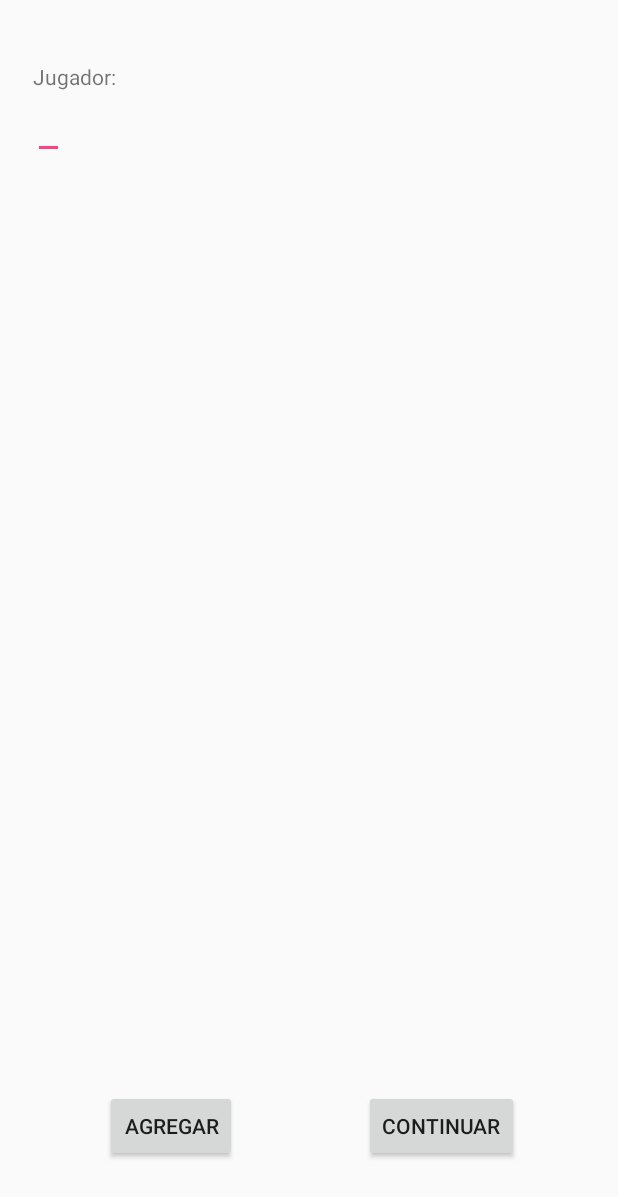
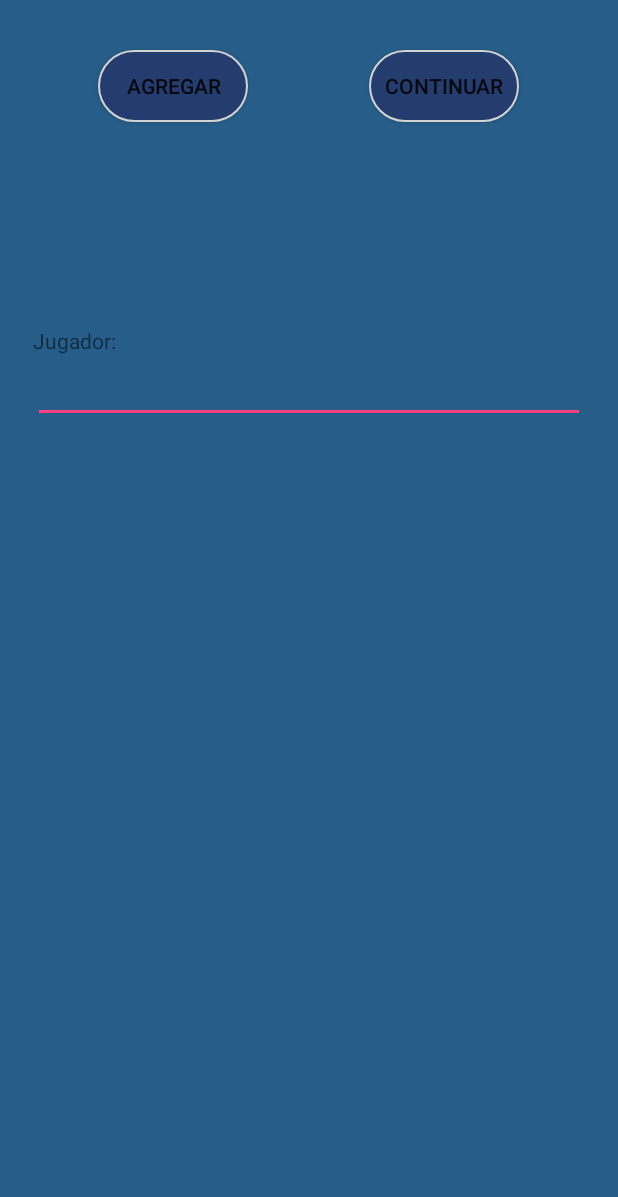
Before and after one commit to cvc23/Apistear, an Android app: the Players screen opened directly, with no data from a screen before it, on a phone screen of 412 x 824 dp. Shown: the top 1197 px of the screen. Run offline under Robolectric (Android 15) with nearby library versions, the phone set to English and light mode, and no system bars.

Commit message:
mejora de interfaz players

```diff
--- a/app/src/main/java/com/dg/apistear/Players.java
+++ b/app/src/main/java/com/dg/apistear/Players.java
@@ -124,13 +124,15 @@ public class Players extends AppCompatActivity implements InputFilter {
         ed.setSingleLine();
         ed.setFilters(new InputFilter[] {new InputFilter.LengthFilter(15)});
 
-        LinearLayout.LayoutParams params = new LinearLayout.LayoutParams(
-                LinearLayout.LayoutParams.WRAP_CONTENT, LinearLayout.LayoutParams.MATCH_PARENT);
-        params.weight = 1.0f;
-        ed.setLayoutParams(params);
+        LinearLayout.LayoutParams param = new LinearLayout.LayoutParams(
+                LinearLayout.LayoutParams.MATCH_PARENT,
+                LinearLayout.LayoutParams.MATCH_PARENT,
+                1.0f
+        );
+        ed.setLayoutParams(param);
         TextView tx= new TextView(this);
         tx.setText(getString(R.string.jugador)+": ");
-        tx.setLayoutParams(params);
+        tx.setLayoutParams(param);
         editTexts.add(ed);
         linear.addView(tx);
         linear.addView(ed);
--- a/app/src/main/res/drawable/border_button.xml
+++ b/app/src/main/res/drawable/menu_button.xml
@@ -13,5 +13,5 @@
 
     <corners
         android:bottomRightRadius="600px"
-        android:topRightRadius="300px"/>
+        android:topRightRadius="100px"/>
 </shape>
--- /dev/null
+++ b/app/src/main/res/drawable/player_button.xml
@@ -0,0 +1,17 @@
+<?xml version="1.0" encoding="utf-8"?>
+<shape xmlns:android="http://schemas.android.com/apk/res/android" android:shape="rectangle">
+    <solid android:color="@color/resolution_blue"/>
+
+
+    <stroke android:width="1dp"
+        android:color="@color/light_gray"/>
+
+    <padding android:left="1dp"
+        android:top="1dp"
+        android:right="1dp"
+        android:bottom="1dp"/>
+
+    <corners
+        android:radius="300dp"
+  />
+</shape>
--- a/app/src/main/res/layout/activity_players.xml
+++ b/app/src/main/res/layout/activity_players.xml
@@ -4,16 +4,17 @@
     xmlns:tools="http://schemas.android.com/tools"
     android:layout_width="match_parent"
     android:layout_height="match_parent"
+    android:background="@color/endeavour"
     tools:context="com.dg.apistear.Players">
 
     <ScrollView
         android:layout_width="368dp"
-        android:layout_height="368dp"
+        android:layout_height="400dp"
         tools:layout_editor_absoluteY="0dp"
         tools:layout_editor_absoluteX="8dp"
         android:id="@+id/scrollView2"
-        android:layout_centerHorizontal="true"
-        android:layout_marginTop="36dp">
+        android:layout_centerVertical="true"
+        android:layout_centerHorizontal="true">
         <LinearLayout
             android:orientation="vertical"
             android:layout_width="match_parent"
@@ -27,7 +28,7 @@
 
     <Button
         android:id="@+id/continueButton"
-        android:layout_width="wrap_content"
+        android:layout_width="100dp"
         android:layout_height="wrap_content"
         android:text="@string/continuar"
         tools:layout_editor_absoluteX="244dp"
@@ -37,20 +38,22 @@
         android:layout_alignRight="@+id/scrollView2"
         android:layout_alignEnd="@+id/scrollView2"
         android:layout_marginRight="44dp"
-        android:layout_marginEnd="44dp" />
+        android:layout_marginEnd="44dp"
+        android:background="@drawable/player_button"/>
 
     <Button
         android:id="@+id/addPlayer"
-        android:layout_width="wrap_content"
+        android:background="@drawable/player_button"
+        android:layout_width="100dp"
         android:layout_height="wrap_content"
         android:text="@string/agregar"
         tools:layout_editor_absoluteY="412dp"
         tools:layout_editor_absoluteX="69dp"
-        android:layout_marginBottom="49dp"
-        android:layout_alignParentBottom="true"
+        android:layout_marginLeft="43dp"
+        android:layout_marginStart="43dp"
+        android:layout_marginTop="33dp"
+        android:layout_alignParentTop="true"
         android:layout_alignLeft="@+id/scrollView2"
-        android:layout_alignStart="@+id/scrollView2"
-        android:layout_marginLeft="48dp"
-        android:layout_marginStart="48dp" />
+        android:layout_alignStart="@+id/scrollView2" />
 
 </RelativeLayout>
```
Also changed, not shown: app/src/main/AndroidManifest.xml (+11 -3 lines), app/src/main/res/layout/activity_menu.xml (+9 -4 lines).
